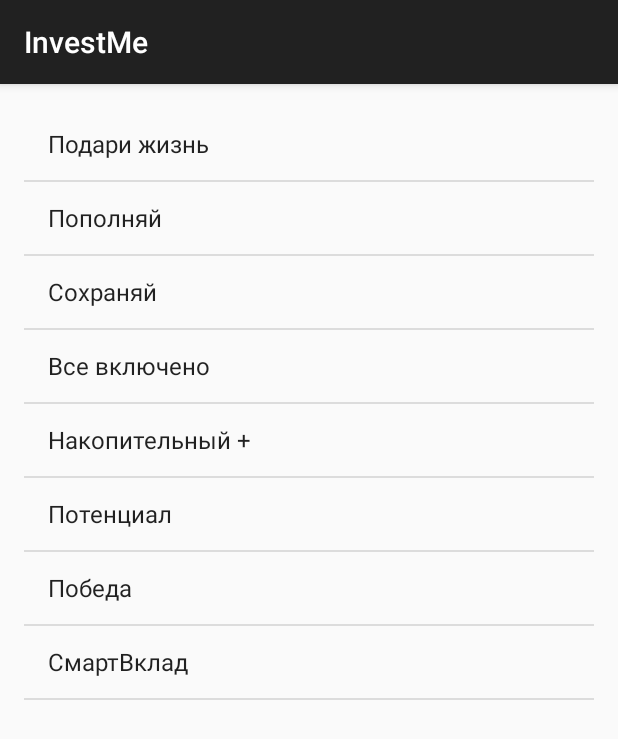
After one commit to agrefj/InvestMe, an Android app: the DepositsTopActivity screen opened directly, with no data from a screen before it, on a phone screen of 412 x 824 dp. The commit adds this screen. Shown: the top 739 px of the screen. Run offline under Robolectric (Android 15) with nearby library versions, the phone set to English and light mode, and no system bars.

Commit message:
Deposits top activity created

```diff
--- a/app/src/main/AndroidManifest.xml
+++ b/app/src/main/AndroidManifest.xml
@@ -25,6 +25,8 @@
 
         <activity android:name=".CurrencyActivity"/>
 
+        <activity android:name=".DepositsTopActivity"/>
+
     </application>
 
 </manifest>
--- /dev/null
+++ b/app/src/main/java/ru/getlect/investme/investme/DepositsTopActivity.java
@@ -0,0 +1,34 @@
+package ru.getlect.investme.investme;
+
+import android.os.Bundle;
+import android.support.v7.app.ActionBarActivity;
+import android.widget.ArrayAdapter;
+import android.widget.ListView;
+
+/**
+ * Created by fj on 21.05.2015.
+ */
+public class DepositsTopActivity extends ActionBarActivity {
+
+    String[] deposits = { "Подари жизнь", "Пополняй", "Сохраняй", "Все включено", "Накопительный +",
+            "Потенциал", "Победа", "СмартВклад" };
+
+
+
+    @Override
+    protected void onCreate(Bundle savedInstanceState) {
+        super.onCreate(savedInstanceState);
+        setContentView(R.layout.activity_deposits_top);
+
+        ListView lvTop = (ListView)findViewById(R.id.lvTop);
+
+        ArrayAdapter<String> adapter = new ArrayAdapter<String>(this, android.R.layout.simple_list_item_1,
+deposits);
+
+
+    lvTop.setAdapter(adapter);
+
+
+
+}
+}
--- a/app/src/main/java/ru/getlect/investme/investme/MainActivity.java
+++ b/app/src/main/java/ru/getlect/investme/investme/MainActivity.java
@@ -34,6 +34,9 @@ public class MainActivity extends ActionBarActivity implements View.OnClickListe
         ll_currency = (LinearLayout) findViewById(R.id.ll_currency);
         ll_currency.setOnClickListener(this);
 
+        ll_rating = (LinearLayout) findViewById(R.id.ll_rating);
+        ll_rating.setOnClickListener(this);
+
 
 
 
@@ -52,6 +55,9 @@ public class MainActivity extends ActionBarActivity implements View.OnClickListe
             case R.id.ll_currency:
                 intent_main_activity = new Intent(this, CurrencyActivity.class);
                 break;
+
+            case R.id.ll_rating:
+                intent_main_activity = new Intent(this, DepositsTopActivity.class);
 
 
             default:
--- /dev/null
+++ b/app/src/main/res/layout/activity_deposits_top.xml
@@ -0,0 +1,10 @@
+<?xml version="1.0" encoding="utf-8"?>
+<ListView xmlns:android="http://schemas.android.com/apk/res/android"
+    android:layout_width="match_parent"
+    android:layout_height="match_parent"
+    android:id="@+id/lvTop"
+    android:minHeight="?android:attr/listPreferredItemHeight"
+    android:padding="16dp"
+    >
+
+</ListView>
```
Also changed, not shown: app/src/main/res/drawable/alfa.png (added), app/src/main/res/drawable/mcb.png (added), app/src/main/res/drawable/sbrf.jpg (added), app/src/main/res/drawable/tinkoff.png (added).
